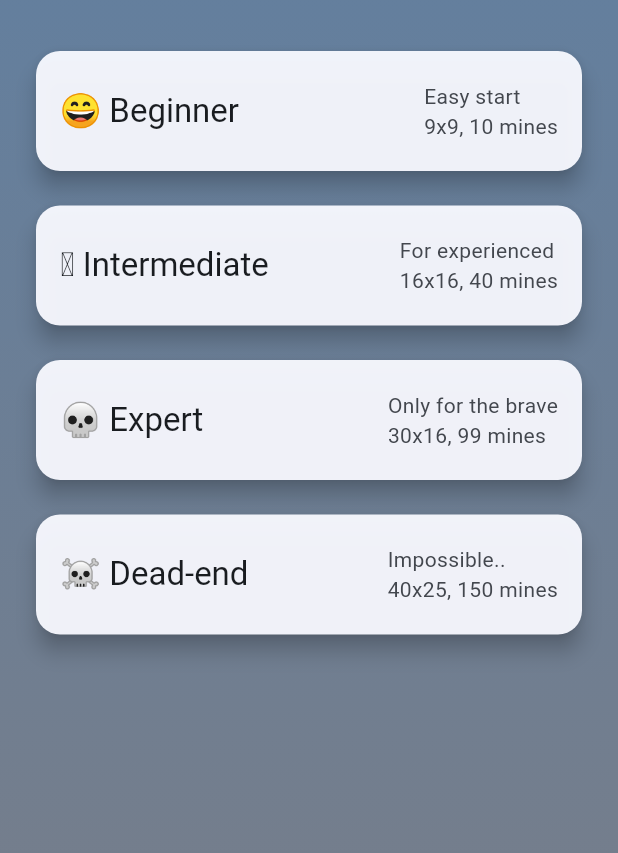
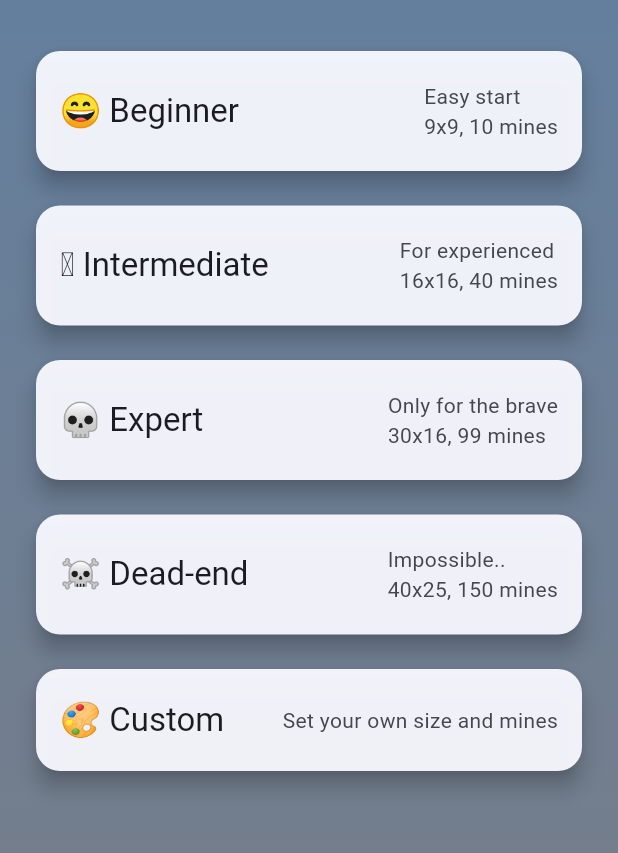
Before and after one commit to Wratheus/MineSweeper-Flutter, a Flutter app: the screen it shows after launch, on a phone screen of 412 x 824 dp, the part 375-1228 px from its top. Run offline on Flutter 3.47's test engine with Material 3 defaults, Android fonts, the phone set to English and light mode, and no system bars; our stand-ins replace audioplayers, confetti, shared_preferences; missing offline and left inert: window_size.

Commit message:
add custom diff

```diff
--- a/lib/src/core/models/difficulty.dart
+++ b/lib/src/core/models/difficulty.dart
@@ -1,31 +1,20 @@
 import 'package:minesweeper/src/core/models/size.dart';
 
-/// Уровень сложности игры.
-///
-/// Каждое значение перечисления определяет:
-/// - Размер игрового поля [size].
-/// - Количество мин [mines].
-///
-/// Используется для настройки игры при её запуске.
-enum Difficulty {
-  /// Новичок: 9x9 клеток, 10 мин, крупные изображения.
-  beginner(size: BoardSize(9, 9), mines: 10),
+class Difficulty {
+  const Difficulty._(this.size, this.mines);
 
-  /// Средний: 16x16 клеток, 40 мин, изображения поменьше.
-  intermediate(size: BoardSize(16, 16), mines: 40),
+  // Конструктор для кастомной сложности
+  factory Difficulty.custom(int width, int height, int mines) =>
+      Difficulty._(BoardSize(width, height), mines);
 
-  /// Эксперт: 30x16 клеток, 99 мин.
-  expert(size: BoardSize(30, 16), mines: 99),
+  final BoardSize size;
+  final int mines;
 
-  /// Эксперементальный-непроходимый: 30x30 клеток,   80 мин.
-  deadEnd(size: BoardSize(40, 25), mines: 150);
+  static const beginner = Difficulty._(BoardSize(9, 9), 10);
+  static const intermediate = Difficulty._(BoardSize(16, 16), 40);
+  static const expert = Difficulty._(BoardSize(30, 16), 99);
+  static const deadEnd = Difficulty._(BoardSize(40, 25), 150);
 
-  /// Конструктор для инициализации параметров уровня сложности.
-  const Difficulty({required this.size, required this.mines});
-
-  /// Размер игрового поля (ширина x высота).
-  final BoardSize size;
-
-  /// Количество мин на поле.
-  final int mines;
+  @override
+  String toString() => 'Difficulty(size: $size, mines: $mines)';
 }
--- a/lib/src/feature/game/provider/provider.dart
+++ b/lib/src/feature/game/provider/provider.dart
@@ -108,6 +108,7 @@ class GameProvider extends ChangeNotifier {
       Difficulty.intermediate => 215,
       Difficulty.expert => 200,
       Difficulty.deadEnd => 100,
+      Difficulty() => 150,
     };
 
     // Детонируем выбранную мину
--- a/lib/src/feature/menu/widgets/screen.dart
+++ b/lib/src/feature/menu/widgets/screen.dart
@@ -145,6 +145,12 @@ class MenuScreen extends StatelessWidget {
                           '☠️ Dead-end',
                           'Impossible..\n${Difficulty.deadEnd.size}, ${Difficulty.deadEnd.mines} mines',
                         ),
+                        _buildDifficultyCard(
+                          context,
+                          null,
+                          '🎨 Custom',
+                          'Set your own size and mines',
+                        ),
                       ],
                     ),
                   ),
@@ -190,7 +196,7 @@ class MenuScreen extends StatelessWidget {
 
   Widget _buildDifficultyCard(
     BuildContext context,
-    Difficulty difficulty,
+    Difficulty? difficulty,
     String title,
     String subtitle,
   ) {
@@ -198,7 +204,9 @@ class MenuScreen extends StatelessWidget {
     final colorScheme = theme.colorScheme;
 
     return GestureDetector(
-      onTap: () => _startGame(context, difficulty),
+      onTap: () => difficulty != null
+          ? _startGame(context, difficulty)
+          : _showCustomDifficultyDialog(context),
       child: Card(
         color: colorScheme.surface.withValues(alpha: 0.95),
         shape: RoundedRectangleBorder(borderRadius: BorderRadius.circular(16)),
@@ -224,4 +232,61 @@ class MenuScreen extends StatelessWidget {
       ),
     );
   }
+
+  void _showCustomDifficultyDialog(BuildContext context) {
+    final widthController = TextEditingController(text: '10');
+    final heightController = TextEditingController(text: '10');
+    final minesController = TextEditingController(text: '10');
+
+    showDialog<Object?>(
+      context: context,
+      builder: (_) => AlertDialog(
+        title: const Text('Custom Difficulty'),
+        content: Column(
+          mainAxisSize: MainAxisSize.min,
+          children: [
+            TextField(
+              controller: widthController,
+              decoration: const InputDecoration(labelText: 'Width'),
+              keyboardType: TextInputType.number,
+            ),
+            TextField(
+              controller: heightController,
+              decoration: const InputDecoration(labelText: 'Height'),
+              keyboardType: TextInputType.number,
+            ),
+            TextField(
+              controller: minesController,
+              decoration: const InputDecoration(labelText: 'Mines'),
+              keyboardType: TextInputType.number,
+            ),
+          ],
+        ),
+        actions: [
+          TextButton(
+            onPressed: () => Navigator.pop(context),
+            child: const Text('Cancel'),
+          ),
+          ElevatedButton(
+            onPressed: () {
+              final width = int.tryParse(widthController.text) ?? 9;
+              final height = int.tryParse(heightController.text) ?? 9;
+              final mines = int.tryParse(minesController.text) ?? 10;
+
+              if (width > 0 &&
+                  height > 0 &&
+                  mines > 0 &&
+                  mines < width * height) {
+                Navigator.pop(context);
+                _startGame(context, Difficulty.custom(width, height, mines));
+              } else {
+                // Можно добавить вывод ошибки валидации
+              }
+            },
+            child: const Text('Start'),
+          ),
+        ],
+      ),
+    );
+  }
 }
```
